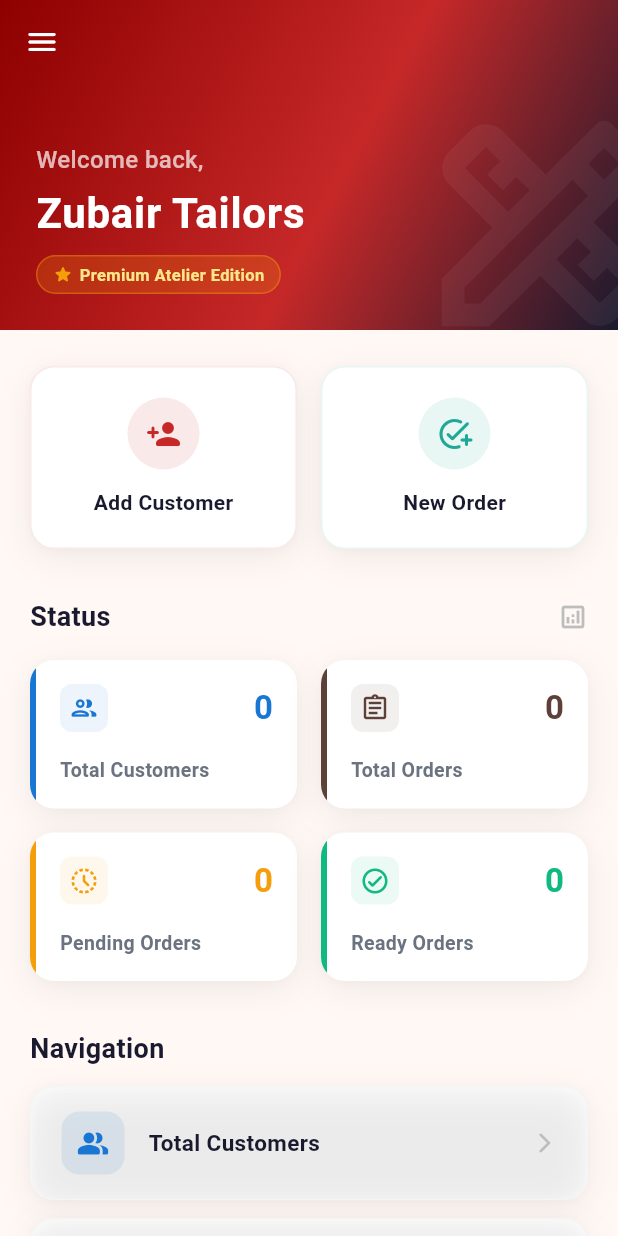
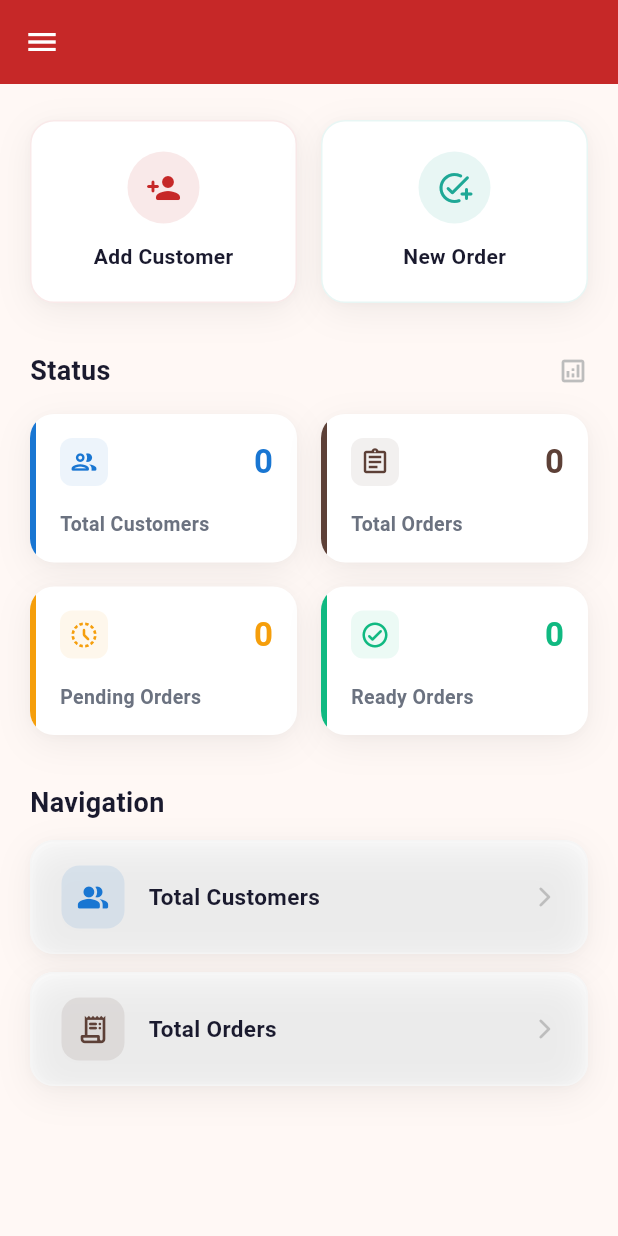
Before and after one commit to zaheerabbasdev/Zubair-Tailor-, a Flutter app: the screen it shows after launch, on a phone screen of 412 x 824 dp. Run offline on Flutter 3.47's test engine with Material 3 defaults, Android fonts, the phone set to English and light mode, and no system bars; our stand-ins replace shared_preferences, sqflite, sqflite_common_ffi; accounts and stored records are empty.

Commit message:
fix the dashboard

```diff
--- a/mobile_app/lib/screens/dashboard_screen.dart
+++ b/mobile_app/lib/screens/dashboard_screen.dart
@@ -59,104 +59,18 @@ class _DashboardScreenState extends State<DashboardScreen> {
     return Scaffold(
       backgroundColor: AppColors.background,
       drawer: const AppDrawer(),
+      appBar: AppBar(
+        backgroundColor: AppColors.primary,
+        elevation: 0,
+        iconTheme: const IconThemeData(color: Colors.white),
+      ),
       body: _isLoading
           ? const Center(child: CircularProgressIndicator())
           : RefreshIndicator(
               onRefresh: _fetchSummary,
-              child: CustomScrollView(
-                slivers: [
-                  // Premium Hero Header
-                  SliverAppBar(
-                    expandedHeight: 220,
-                    pinned: true,
-                    stretch: true,
-                    backgroundColor: AppColors.primary,
-                    leading: Builder(
-                      builder: (context) => IconButton(
-                        icon: const Icon(Icons.menu_rounded, color: Colors.white),
-                        onPressed: () => Scaffold.of(context).openDrawer(),
-                      ),
-                    ),
-                    flexibleSpace: FlexibleSpaceBar(
-                      background: Container(
-                        decoration: const BoxDecoration(
-                          gradient: AppColors.heroGradient,
-                        ),
-                        child: Stack(
+              child: ListView(
+                padding: const EdgeInsets.fromLTRB(20, 24, 20, 40),
                 children: [
-                            Positioned(
-                              right: -40,
-                              bottom: -20,
-                              child: Icon(
-                                Icons.design_services_outlined,
-                                size: 180,
-                                color: Colors.white.withOpacity(0.05),
-                              ),
-                            ),
-                            SafeArea(
-                              child: Padding(
-                                padding: const EdgeInsets.all(24.0),
-                                child: Column(
-                                  crossAxisAlignment: CrossAxisAlignment.start,
-                                  mainAxisAlignment: MainAxisAlignment.end,
-                                  children: [
-                                    const Text(
-                                      "Welcome back,",
-                                      style: TextStyle(
-                                        color: Colors.white70,
-                                        fontSize: 16,
-                                        fontWeight: FontWeight.w500,
-                                      ),
-                                    ),
-                                    const SizedBox(height: 4),
-                                    Text(
-                                      l10n.appName,
-                                      style: const TextStyle(
-                                        color: Colors.white,
-                                        fontSize: 28,
-                                        fontWeight: FontWeight.bold,
-                                        letterSpacing: 0.5,
-                                      ),
-                                    ),
-                                    const SizedBox(height: 8),
-                                    Container(
-                                      padding: const EdgeInsets.symmetric(horizontal: 10, vertical: 4),
-                                      decoration: BoxDecoration(
-                                        color: AppColors.accent.withOpacity(0.2),
-                                        borderRadius: BorderRadius.circular(20),
-                                        border: Border.all(color: AppColors.accent.withOpacity(0.4)),
-                                      ),
-                                      child: Row(
-                                        mainAxisSize: MainAxisSize.min,
-                                        children: [
-                                          const Icon(Icons.star_rounded, color: AppColors.accent, size: 14),
-                                          const SizedBox(width: 4),
-                                          Text(
-                                            "Premium Atelier Edition",
-                                            style: TextStyle(
-                                              color: AppColors.accentLight,
-                                              fontSize: 11,
-                                              fontWeight: FontWeight.bold,
-                                            ),
-                                          ),
-                                        ],
-                                      ),
-                                    )
-                                  ],
-                                ),
-                              ),
-                            ),
-                          ],
-                        ),
-                      ),
-                    ),
-                  ),
-
-                  // Content
-                  SliverPadding(
-                    padding: const EdgeInsets.fromLTRB(20, 24, 20, 40),
-                    sliver: SliverList(
-                      delegate: SliverChildListDelegate([
                   // Quick Action Buttons
                   Row(
                     children: [
@@ -228,9 +142,6 @@ class _DashboardScreenState extends State<DashboardScreen> {
                     Icons.receipt_long_rounded,
                     const Color(0xFF5D4037),
                     () => Navigator.push(context, MaterialPageRoute(builder: (_) => const OrderListScreen())),
-                        ),
-                      ]),
-                    ),
                   ),
                 ],
               ),
```
Lines whose indentation alone changed are shown as unchanged.
